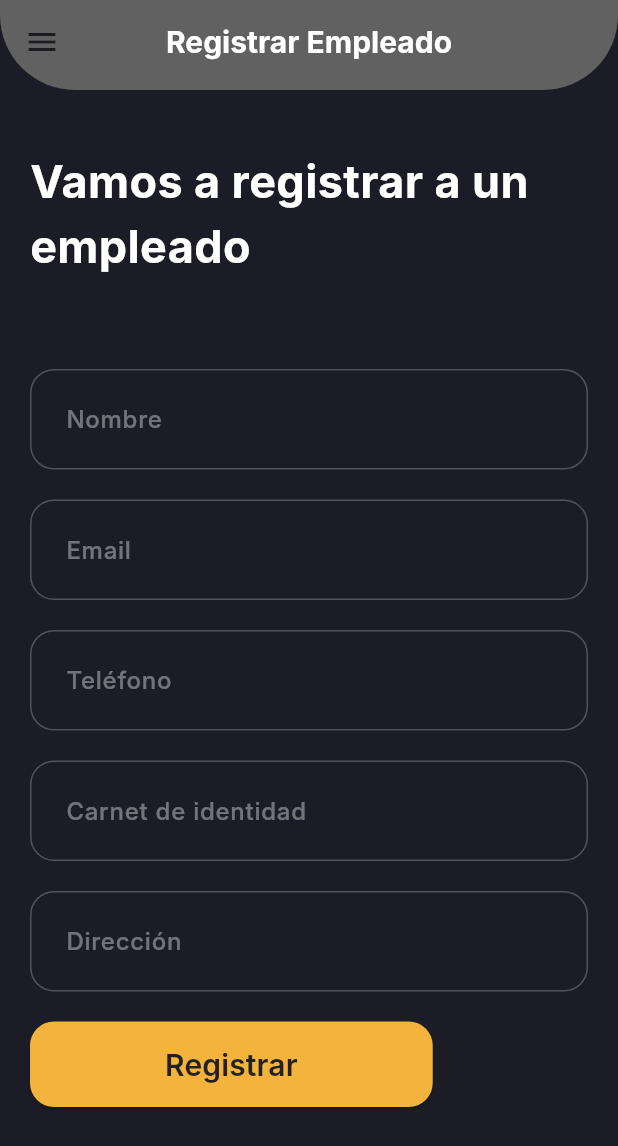
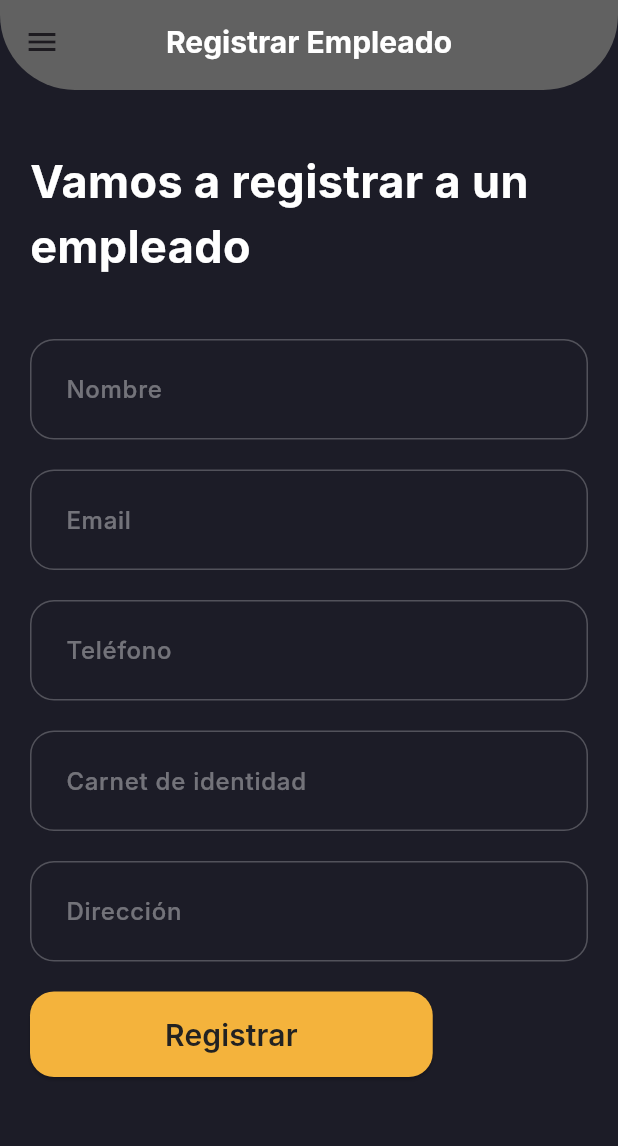
Before and after one commit to TheBig-C/IS_Dpelicula, a Flutter app: the RegisterEmployee screen opened by its route, on a phone screen of 412 x 824 dp. Shown: the top 1146 px of the screen. Run offline on Flutter 3.47's test engine with Material 3 defaults, Android fonts, the light colour scheme and no system bars; our stand-ins replace bloc, carousel_slider, cloud_firestore, file_picker, firebase_auth, firebase_core and 10 more; accounts and stored records are empty; network calls fail; Roboto replaces fonts that are missing (Inter).

Commit message:
arreglo registrar empleado

```diff
--- a/lib/pages/register_employee.dart
+++ b/lib/pages/register_employee.dart
@@ -26,8 +26,10 @@ class _RegisterEmployeeState extends State<RegisterEmployee> {
     bool isDesktop = MediaQuery.of(context).size.width > 800;
     FirebaseFirestore firestore = FirebaseFirestore.instance;
     CollectionReference users = firestore.collection('users');
+
     Widget registerForm = Padding(
       padding: const EdgeInsets.symmetric(horizontal: 20, vertical: 40),
+      child: SingleChildScrollView( // Envuelve el contenido en un SingleChildScrollView
         child: Form(
           key: formKey,
           child: Column(
@@ -37,7 +39,9 @@ class _RegisterEmployeeState extends State<RegisterEmployee> {
                 "Vamos a registrar a un empleado",
                 style: TextStyle(fontWeight: FontWeight.bold, fontSize: 30),
               ),
-            const SizedBox(height: 60),
+              // Añadir un contenedor para la imagen
+
+              const SizedBox(height: 40), // Reduce el tamaño del espacio
               TextFormField(
                 controller: nameController,
                 textInputAction: TextInputAction.next,
@@ -234,7 +238,7 @@ class _RegisterEmployeeState extends State<RegisterEmployee> {
                   }).catchError((e) {
                     Navigator.of(context, rootNavigator: true).pop();
                     showTopSnackBar(Overlay.of(context)!,
-                      CustomSnackBar.error(message: "El correo ya esta siendo utilizado"));
+                        CustomSnackBar.error(message: "El correo ya está siendo utilizado"));
                   });
                 },
                 style: ElevatedButton.styleFrom(
@@ -250,6 +254,7 @@ class _RegisterEmployeeState extends State<RegisterEmployee> {
             ],
           ),
         ),
+      ),
     );
 
     return Scaffold(
@@ -261,12 +266,12 @@ class _RegisterEmployeeState extends State<RegisterEmployee> {
       appBar: PreferredSize(
         preferredSize: Size.fromHeight(60.0),
         child: ClipRRect(
-          borderRadius: BorderRadius.only(
+          borderRadius: const BorderRadius.only(
             bottomLeft: Radius.circular(50.0),
             bottomRight: Radius.circular(50.0),
           ),
           child: AppBar(
-            title: Text(
+            title: const Text(
               'Registrar Empleado',
               style: TextStyle(
                 color: Colors.white,
@@ -284,7 +289,7 @@ class _RegisterEmployeeState extends State<RegisterEmployee> {
               child: ListView(
                 padding: EdgeInsets.zero,
                 children: [
-                  DrawerHeader(
+                  const DrawerHeader(
                     decoration: BoxDecoration(color: Colors.blue),
                     child: Text('Menú',
                         style: TextStyle(color: Colors.white, fontSize: 24)),
```
Lines whose indentation alone changed are shown as unchanged.
